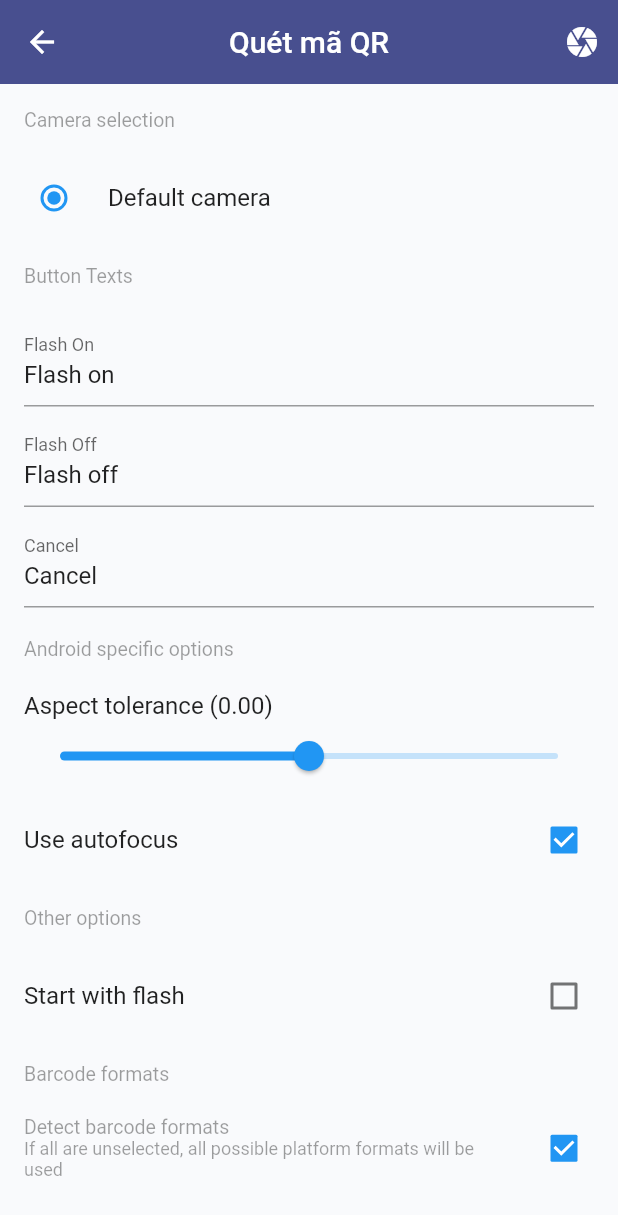
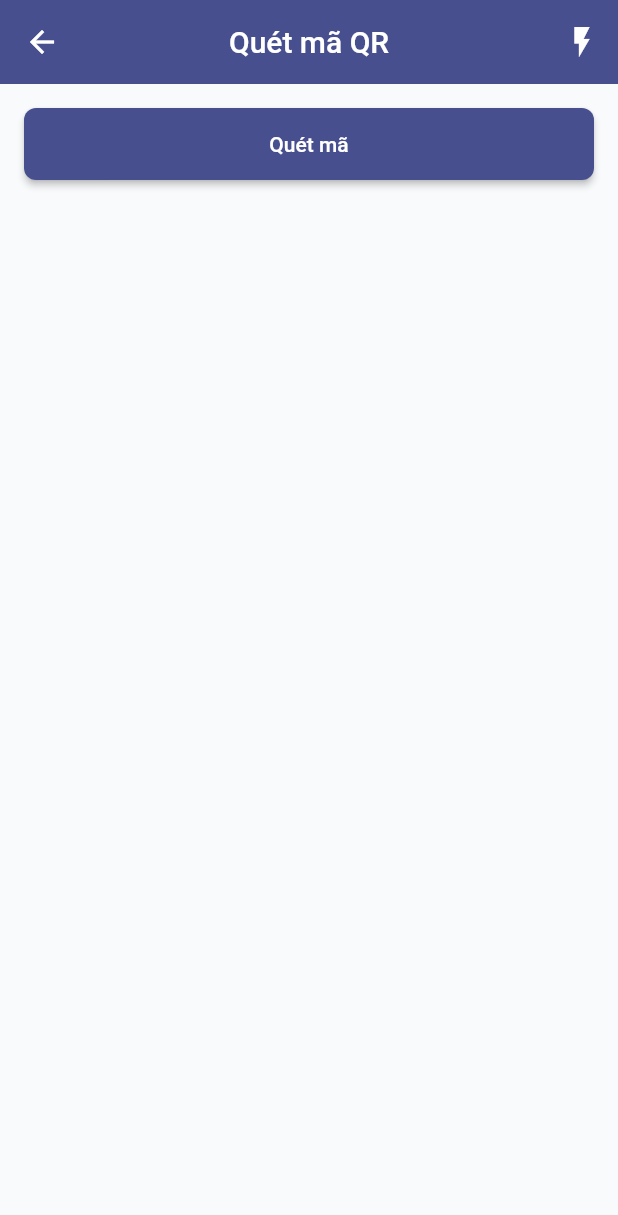
Before and after one commit to QLKCL/QLKCL_Mobile, a Flutter app: the QrCodeScan screen opened directly, on a phone screen of 412 x 824 dp. Shown: the top 1215 px of the screen. Run offline on Flutter 3.47's test engine with Material 2 defaults, Android fonts, the phone set to English and light mode, and no system bars; our stand-ins replace charts_flutter, qr_flutter, websafe_svg; missing offline and left inert: barcode_scan2; network calls fail.

Commit message:
update qr scan

```diff
--- a/lib/components/bottom_navigation.dart
+++ b/lib/components/bottom_navigation.dart
@@ -1,6 +1,8 @@
 import 'package:flutter/material.dart';
 import 'package:qlkcl/components/tab_item.dart';
 import 'package:qlkcl/theme/app_theme.dart';
+
+// cre: https://codewithandrea.com/articles/multiple-navigators-bottom-navigation-bar/
 
 class BottomNavigation extends StatelessWidget {
   BottomNavigation({required this.currentTab, required this.onSelectTab});
--- a/lib/components/charts.dart
+++ b/lib/components/charts.dart
@@ -1,5 +1,7 @@
 import 'package:flutter/material.dart';
 import 'package:charts_flutter/flutter.dart' as charts;
+
+// cre: https://google.github.io/charts/flutter/example/bar_charts/grouped_fill_color.html
 
 /// Example of a grouped bar chart with three series, each rendered with
 /// different fill colors.
--- a/lib/components/qr_code.dart
+++ b/lib/components/qr_code.dart
@@ -1,5 +1,7 @@
 import 'package:flutter/material.dart';
 import 'package:qr_flutter/qr_flutter.dart';
+
+//cre: https://pub.dev/packages/qr_flutter
 
 class GenerateQrCode extends StatelessWidget {
   final String qrData;
--- a/lib/components/tab_item.dart
+++ b/lib/components/tab_item.dart
@@ -1,4 +1,6 @@
 import 'package:flutter/material.dart';
+
+// cre: https://codewithandrea.com/articles/multiple-navigators-bottom-navigation-bar/
 
 enum TabItem { homepage, quarantine_person, qr_code_scan, quarantine_ward, account }
 
--- a/lib/components/tab_navigator.dart
+++ b/lib/components/tab_navigator.dart
@@ -4,6 +4,8 @@ import 'package:qlkcl/components/tab_item.dart';
 import 'package:qlkcl/screens/account/account_page.dart';
 import 'package:qlkcl/screens/home/home_page.dart';
 import 'package:qlkcl/screens/qr_code/qr_scan.dart';
+
+// cre: https://codewithandrea.com/articles/multiple-navigators-bottom-navigation-bar/
 
 class TabNavigator extends StatelessWidget {
   TabNavigator({required this.navigatorKey, required this.tabItem});
--- a/lib/screens/home/home_page.dart
+++ b/lib/screens/home/home_page.dart
@@ -1,7 +1,7 @@
 import 'package:flutter/material.dart';
 import 'package:qlkcl/components/cards.dart';
 import 'package:qlkcl/components/charts.dart';
-import 'package:qlkcl/resources/covid_data.dart';
+import 'package:qlkcl/models/covid_data.dart';
 import 'package:qlkcl/theme/app_theme.dart';
 import 'package:websafe_svg/websafe_svg.dart';
 import 'package:intl/intl.dart';
@@ -160,8 +160,7 @@ class _MemberHomePageState extends State<MemberHomePage> {
                           DateTime.fromMillisecondsSinceEpoch(
                               snapshot.data!.lastUpdate * 1000)));
                 } else if (snapshot.hasError) {
-                  // return Text('${snapshot.error}');
-                  return Text("Lỗi!!!");
+                  return Text('${snapshot.error}');
                 }
 
                 // By default, show a loading spinner.
--- a/lib/screens/qr_code/qr_scan.dart
+++ b/lib/screens/qr_code/qr_scan.dart
@@ -1,9 +1,10 @@
 import 'dart:async';
-import 'dart:io' show Platform;
 
 import 'package:barcode_scan2/barcode_scan2.dart';
 import 'package:flutter/material.dart';
 import 'package:flutter/services.dart';
+
+//cre: https://pub.dev/packages/barcode_scan2
 
 class QrCodeScan extends StatefulWidget {
   const QrCodeScan({Key? key}) : super(key: key);
@@ -14,16 +15,6 @@ class QrCodeScan extends StatefulWidget {
 class _QrCodeScanState extends State<QrCodeScan> {
   ScanResult? scanResult;
 
-  final _flashOnController = TextEditingController(text: 'Flash on');
-  final _flashOffController = TextEditingController(text: 'Flash off');
-  final _cancelController = TextEditingController(text: 'Cancel');
-
-  var _aspectTolerance = 0.00;
-  var _numberOfCameras = 0;
-  var _selectedCamera = -1;
-  var _useAutoFocus = true;
-  var _autoEnableFlash = false;
-
   static final _possibleFormats = BarcodeFormat.values.toList()
     ..removeWhere((e) => e == BarcodeFormat.unknown);
 
@@ -32,11 +23,6 @@ class _QrCodeScanState extends State<QrCodeScan> {
   @override
   void initState() {
     super.initState();
-
-    Future.delayed(Duration.zero, () async {
-      _numberOfCameras = await BarcodeScanner.numberOfCameras;
-      setState(() {});
-    });
   }
 
   @override
@@ -47,9 +33,9 @@ class _QrCodeScanState extends State<QrCodeScan> {
         title: const Text('Quét mã QR'),
         actions: [
           IconButton(
-            icon: const Icon(Icons.camera),
-            tooltip: 'Scan',
-            onPressed: _scan,
+            icon: const Icon(Icons.flash_on),
+            tooltip: 'Flash',
+            onPressed: () {},
           )
         ],
       ),
@@ -62,160 +48,21 @@ class _QrCodeScanState extends State<QrCodeScan> {
               child: Column(
                 children: <Widget>[
                   ListTile(
-                    title: const Text('Result Type'),
-                    subtitle: Text(scanResult.type.toString()),
-                  ),
-                  ListTile(
                     title: const Text('Raw Content'),
                     subtitle: Text(scanResult.rawContent),
-                  ),
-                  ListTile(
-                    title: const Text('Format'),
-                    subtitle: Text(scanResult.format.toString()),
-                  ),
-                  ListTile(
-                    title: const Text('Format note'),
-                    subtitle: Text(scanResult.formatNote),
                   ),
                 ],
               ),
             ),
-          const ListTile(
-            title: Text('Camera selection'),
-            dense: true,
-            enabled: false,
-          ),
-          RadioListTile(
-            onChanged: (v) => setState(() => _selectedCamera = -1),
-            value: -1,
-            title: const Text('Default camera'),
-            groupValue: _selectedCamera,
-          ),
-          ...List.generate(
-            _numberOfCameras,
-            (i) => RadioListTile(
-              onChanged: (v) => setState(() => _selectedCamera = i),
-              value: i,
-              title: Text('Camera ${i + 1}'),
-              groupValue: _selectedCamera,
-            ),
-          ),
-          const ListTile(
-            title: Text('Button Texts'),
-            dense: true,
-            enabled: false,
-          ),
-          ListTile(
-            title: TextField(
-              decoration: const InputDecoration(
-                floatingLabelBehavior: FloatingLabelBehavior.always,
-                labelText: 'Flash On',
+          Container(
+            margin: const EdgeInsets.all(16),
+            child: ElevatedButton(
+              onPressed: () {
+                _scan();
+              },
+              child: Text(
+                'Quét mã',
               ),
-              controller: _flashOnController,
-            ),
-          ),
-          ListTile(
-            title: TextField(
-              decoration: const InputDecoration(
-                floatingLabelBehavior: FloatingLabelBehavior.always,
-                labelText: 'Flash Off',
-              ),
-              controller: _flashOffController,
-            ),
-          ),
-          ListTile(
-            title: TextField(
-              decoration: const InputDecoration(
-                floatingLabelBehavior: FloatingLabelBehavior.always,
-                labelText: 'Cancel',
-              ),
-              controller: _cancelController,
-            ),
-          ),
-          if (Platform.isAndroid) ...[
-            const ListTile(
-              title: Text('Android specific options'),
-              dense: true,
-              enabled: false,
-            ),
-            ListTile(
-              title: Text(
-                'Aspect tolerance (${_aspectTolerance.toStringAsFixed(2)})',
-              ),
-              subtitle: Slider(
-                min: -1,
-                max: 1,
-                value: _aspectTolerance,
-                onChanged: (value) {
-                  setState(() {
-                    _aspectTolerance = value;
-                  });
-                },
-              ),
-            ),
-            CheckboxListTile(
-              title: const Text('Use autofocus'),
-              value: _useAutoFocus,
-              onChanged: (checked) {
-                setState(() {
-                  _useAutoFocus = checked!;
-                });
-              },
-            ),
-          ],
-          const ListTile(
-            title: Text('Other options'),
-            dense: true,
-            enabled: false,
-          ),
-          CheckboxListTile(
-            title: const Text('Start with flash'),
-            value: _autoEnableFlash,
-            onChanged: (checked) {
-              setState(() {
-                _autoEnableFlash = checked!;
-              });
-            },
-          ),
-          const ListTile(
-            title: Text('Barcode formats'),
-            dense: true,
-            enabled: false,
-          ),
-          ListTile(
-            trailing: Checkbox(
-              tristate: true,
-              materialTapTargetSize: MaterialTapTargetSize.shrinkWrap,
-              value: selectedFormats.length == _possibleFormats.length
-                  ? true
-                  : selectedFormats.isEmpty
-                      ? false
-                      : null,
-              onChanged: (checked) {
-                setState(() {
-                  selectedFormats = [
-                    if (checked ?? false) ..._possibleFormats,
-                  ];
-                });
-              },
-            ),
-            dense: true,
-            enabled: false,
-            title: const Text('Detect barcode formats'),
-            subtitle: const Text(
-              'If all are unselected, all possible '
-              'platform formats will be used',
-            ),
-          ),
-          ..._possibleFormats.map(
-            (format) => CheckboxListTile(
-              value: selectedFormats.contains(format),
-              onChanged: (i) {
-                setState(() => selectedFormats.contains(format)
-                    ? selectedFormats.remove(format)
-                    : selectedFormats.add(format));
-              },
-              title: Text(format.toString()),
             ),
           ),
         ],
@@ -227,18 +74,7 @@ class _QrCodeScanState extends State<QrCodeScan> {
     try {
       final result = await BarcodeScanner.scan(
         options: ScanOptions(
-          strings: {
-            'cancel': _cancelController.text,
-            'flash_on': _flashOnController.text,
-            'flash_off': _flashOffController.text,
-          },
           restrictFormat: selectedFormats,
-          useCamera: _selectedCamera,
-          autoEnableFlash: _autoEnableFlash,
-          android: AndroidOptions(
-            aspectTolerance: _aspectTolerance,
-            useAutoFocus: _useAutoFocus,
-          ),
         ),
       );
       setState(() => scanResult = result);
--- /dev/null
+++ b/lib/utils/constant.dart
@@ -0,0 +1,3 @@
+class Constant {
+  static const String baseUrl = 'http://127.0.0.1:8000/api/';
+}
```
Also changed, not shown: lib/models/covid_data.dart (renamed from lib/resources/covid_data.dart, +5 -9 lines), lib/networking/api_provider.dart (added, +46 -0 lines), lib/networking/custom_exception.dart (added, +29 -0 lines), lib/networking/repsonse.dart (added, +18 -0 lines).
